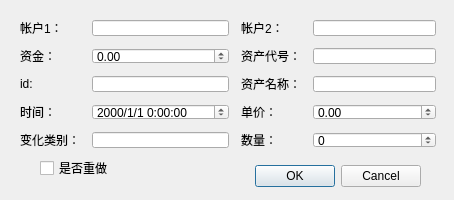
This is myModifyExchange.ui in Imrono/myFinance as Qt 5 draws it before an edit. The edited form follows.
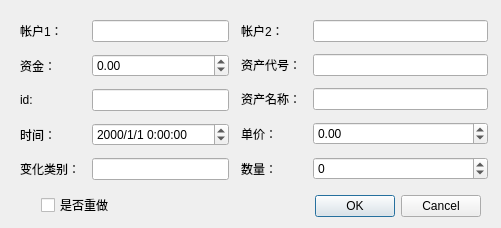
This is the edited form.

Commit message: win linux 7

Diff of the .ui file:
```diff
--- a/myModifyExchange.ui
+++ b/myModifyExchange.ui
@@ -6,8 +6,8 @@
    <rect>
     <x>0</x>
     <y>0</y>
-    <width>454</width>
-    <height>200</height>
+    <width>501</width>
+    <height>228</height>
    </rect>
   </property>
   <property name="windowTitle">
@@ -16,8 +16,8 @@
   <widget class="QDialogButtonBox" name="buttonBox">
    <property name="geometry">
     <rect>
-     <x>250</x>
-     <y>160</y>
+     <x>310</x>
+     <y>190</y>
      <width>171</width>
      <height>32</height>
     </rect>
@@ -34,8 +34,8 @@
     <rect>
      <x>20</x>
      <y>20</y>
-     <width>416</width>
-     <height>128</height>
+     <width>468</width>
+     <height>163</height>
     </rect>
    </property>
    <layout class="QHBoxLayout" name="horizontalLayout" stretch="0,1">
@@ -187,9 +187,9 @@
   <widget class="QCheckBox" name="checkBoxRollback">
    <property name="geometry">
     <rect>
-     <x>40</x>
-     <y>160</y>
-     <width>71</width>
+     <x>41</x>
+     <y>197</y>
+     <width>101</width>
      <height>16</height>
     </rect>
    </property>
```
